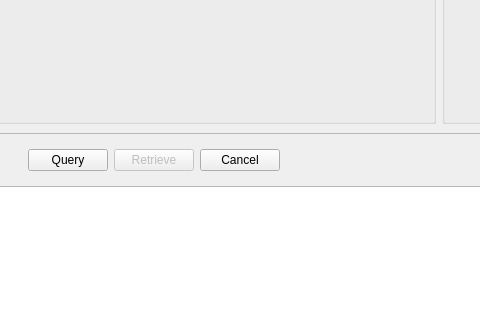
commontk/CTK, file Libs/DICOM/Widgets/Resources/UI/ctkDICOMQueryRetrieveWidget.ui: the form before one commit; both pictures show x 268 to 748 and y 138 to 458 of the 843 by 613 pixel window.
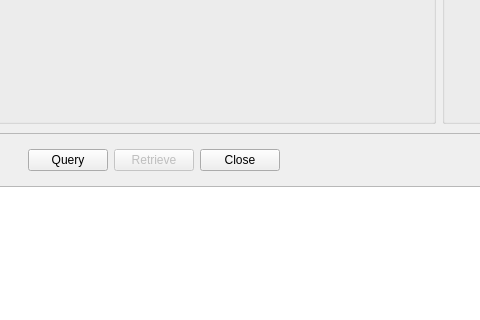
The form after the commit. Custom widgets are drawn as their Qt base class.

Commit message:
BUG: fix dialog box text from Cancel to Close
Per suggestion from J2 - this fits better
with the actual behavior of the widget.

Diff of the .ui file:
```diff
--- a/Libs/DICOM/Widgets/Resources/UI/ctkDICOMQueryRetrieveWidget.ui
+++ b/Libs/DICOM/Widgets/Resources/UI/ctkDICOMQueryRetrieveWidget.ui
@@ -93,7 +93,7 @@
       <item>
        <widget class="QPushButton" name="CancelButton">
         <property name="text">
-         <string>Cancel</string>
+         <string>Close</string>
         </property>
        </widget>
       </item>
```
